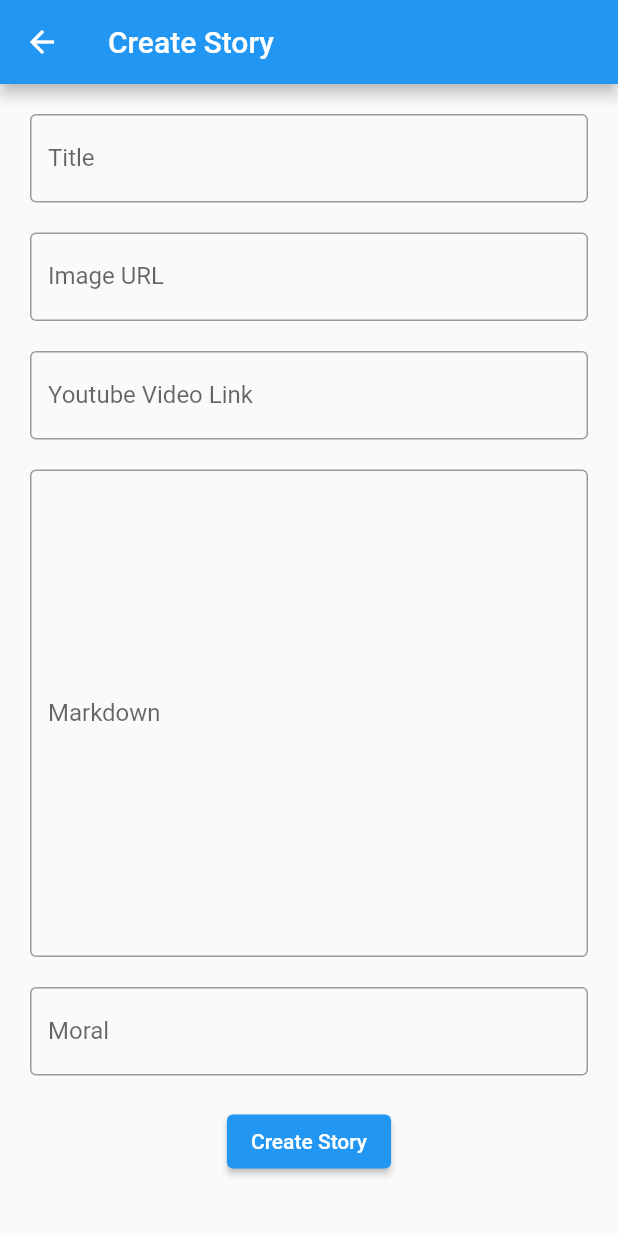
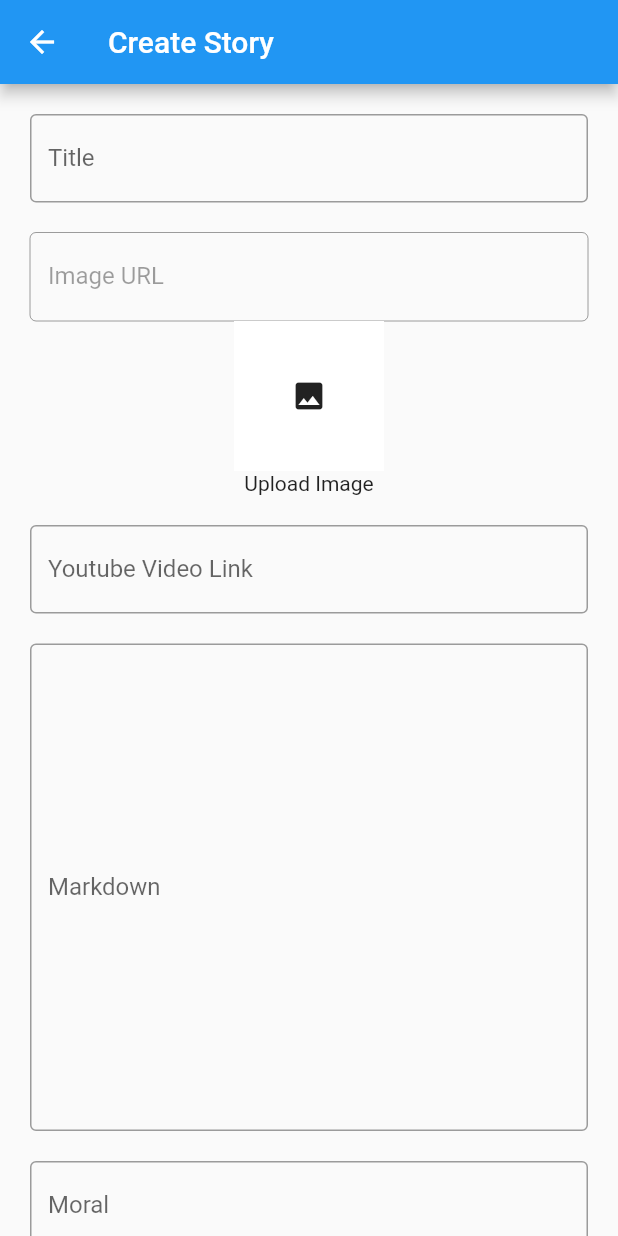
Before and after one commit to Rishika-14/flutter_firebase_seed3, a Flutter app: the screen it shows after launch, after a tap on the "add" icon, on a phone screen of 412 x 824 dp. Run offline on Flutter 3.47's test engine with Material 2 defaults, Android fonts, the phone set to English and light mode, and no system bars; our stand-ins replace bloc, cloud_firestore, equatable, file_picker, firebase_core, firebase_storage and 3 more; missing offline and left inert: dart:html, universal_html; accounts and stored records are empty.

Commit message:
Image Upload on Firebase Storage

```diff
--- a/lib/story/view/create_edit_story.dart
+++ b/lib/story/view/create_edit_story.dart
@@ -1,7 +1,12 @@
+import 'dart:typed_data';
+
+import 'package:file_picker/file_picker.dart';
+import 'package:firebase_storage/firebase_storage.dart';
 import 'package:flutter/material.dart';
 import 'package:flutter_firebase_seed3/story/cubit/story_cubit.dart';
 import 'package:flutter_bloc/flutter_bloc.dart';
 import 'package:flutter_firebase_seed3/story/view/story_view.dart';
+import 'package:flutter_firebase_seed3/widgets/image_pick_widget.dart';
 
 class CreateEditStory extends StatelessWidget {
   static const routeName = '/create-edit-story';
@@ -51,6 +56,7 @@ class CreateEditStory extends StatelessWidget {
                           SizedBox(height: 20),
                           TextFormField(
                             decoration: InputDecoration(
+                              enabled: false,
                               labelText: 'Image URL',
                               border: OutlineInputBorder(),
                             ),
@@ -60,6 +66,7 @@ class CreateEditStory extends StatelessWidget {
                                   updatedImageUrl: updatedImageUrl);
                             },
                           ),
+                          ImagePick(),
                           SizedBox(height: 20),
                           TextFormField(
                             decoration: InputDecoration(
--- /dev/null
+++ b/lib/widgets/image_pick_widget.dart
@@ -0,0 +1,64 @@
+import 'package:flutter/foundation.dart';
+import 'package:universal_html/html.dart' as html;
+
+import 'package:firebase_storage/firebase_storage.dart';
+import 'package:flutter/material.dart';
+
+class ImagePick extends StatefulWidget {
+  @override
+  _ImagePickState createState() => _ImagePickState();
+}
+
+class _ImagePickState extends State<ImagePick> {
+  String? imageUrl;
+  void uploadImage() async {
+    if (kIsWeb) {
+      html.FileUploadInputElement uploadInput = html.FileUploadInputElement()
+        ..accept = 'image/*';
+      uploadInput.click();
+
+      uploadInput.onChange.listen((event) {
+        final file = uploadInput.files!.first;
+        final fileName = uploadInput.files!.single.name;
+        final reader = html.FileReader();
+        reader.readAsDataUrl(file);
+        reader.onLoad.listen((event) async {
+          var task = await FirebaseStorage.instance
+              .ref('uploads/$fileName')
+              .putBlob(file);
+          String url = await task.ref.getDownloadURL();
+          print('url is $url');
+          setState(() {
+            imageUrl = url;
+          });
+        });
+      });
+    } else {
+      //todo for not web case
+    }
+  }
+
+  @override
+  Widget build(BuildContext context) {
+    return GestureDetector(
+      onTap: () {
+        uploadImage();
+      },
+      child: Column(
+        children: [
+          Container(
+              height: 100,
+              width: 100,
+              color: Colors.white,
+              child: imageUrl == null
+                  ? Icon(Icons.image)
+                  : Image.network(
+                      imageUrl!,
+                      fit: BoxFit.cover,
+                    )),
+          Text('Upload Image'),
+        ],
+      ),
+    );
+  }
+}
--- a/pubspec.yaml
+++ b/pubspec.yaml
@@ -34,6 +34,10 @@ dependencies:
   flutter_bloc: ^7.0.0
   equatable: ^2.0.2
   cloud_firestore: ^2.2.0
+  firebase_storage: ^8.1.0
+  file_picker: ^3.0.2
+  image_picker: ^0.7.5+3
+  universal_html: ^2.0.8
   meta: ^1.3.0
   flutter_markdown: ^0.6.2
   youtube_player_iframe: ^2.0.0
```
Also changed, not shown: pubspec.lock, 1 other file.
